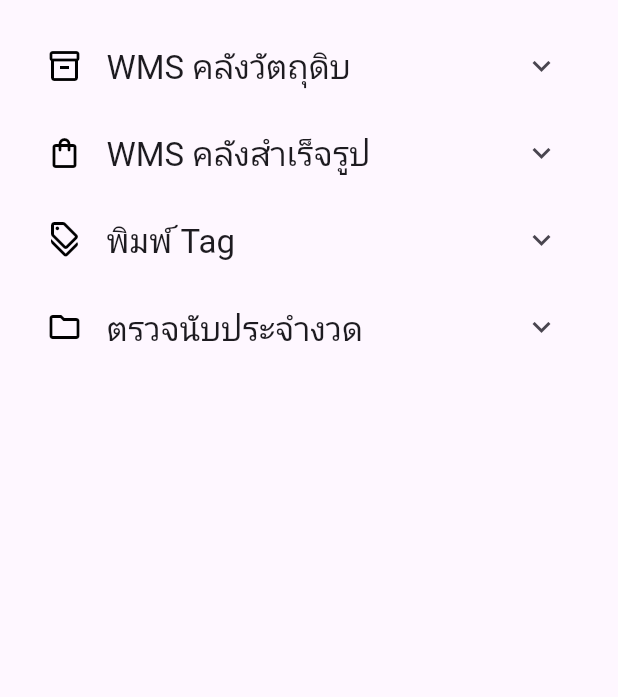
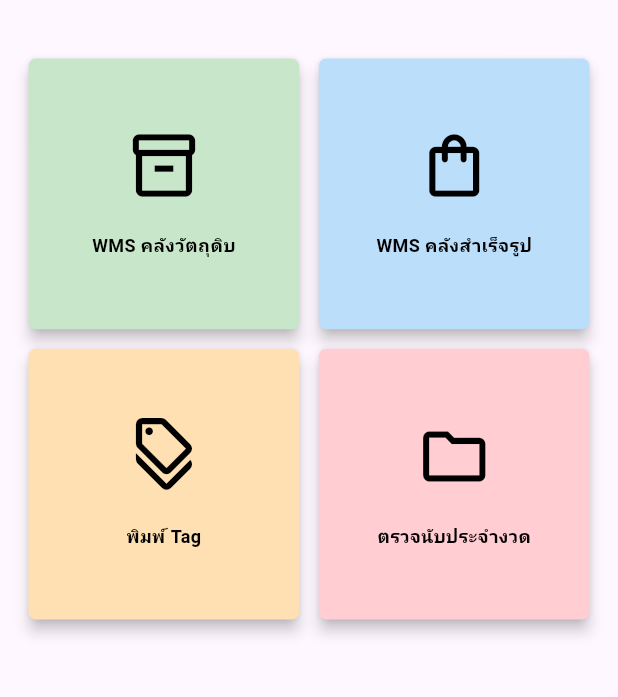
Before and after one commit to tanpan555/WMS_ANDROID, a Flutter app: the MyHomePage screen opened directly, on a phone screen of 412 x 824 dp, the part 84-781 px from its top. Run offline on Flutter 3.47's test engine with Material 3 defaults, Android fonts, the phone set to English and light mode, and no system bars; our stand-ins replace font_awesome_flutter; missing offline and left inert: qr_code_scanner.

Commit message:
no message

```diff
--- a/MyApp/lib/main.dart
+++ b/MyApp/lib/main.dart
@@ -3,6 +3,8 @@
 import 'drawer.dart'; // Import the new drawer file
 import 'appbar.dart'; // Import the custom AppBar
 import 'Login.dart'; // Import the LoginPage
+import 'card1.dart'; // Import the card1.dart page
+// import 'bottombar.dart';
 
 void main() {
   runApp(const MyApp());
@@ -19,6 +21,8 @@
         '/': (context) => const MyHomePage(),
         '/ssindt01Card': (context) => const Ssindt01Card(),
         '/login': (context) => LoginPage(),
+        '/card1': (context) =>
+            Card1Page(), // Define the route for card1.dart page
         // Define other routes here if needed
       },
     );
@@ -42,236 +46,89 @@
 
   @override
   Widget build(BuildContext context) {
+    // Define card data with colors
+    final List<Map<String, dynamic>> cards = [
+      {
+        'icon': Icons.inventory_2_outlined,
+        'title': 'WMS คลังวัตถุดิบ',
+        'color': Colors.green[100], // Light blue color
+        'route': '/card1', // Route to navigate on tap
+      },
+      {
+        'icon': Icons.shopping_bag_outlined,
+        'title': 'WMS คลังสำเร็จรูป',
+        'color': Colors.blue[100], // Light green color
+      },
+      {
+        'icon': Icons.discount_outlined,
+        'title': 'พิมพ์ Tag',
+        'color': Colors.orange[100], // Light orange color
+      },
+      {
+        'icon': Icons.folder_outlined,
+        'title': 'ตรวจนับประจำงวด',
+        'color': Colors.red[100], // Light red color
+      },
+    ];
+
     return Scaffold(
       appBar: const CustomAppBar(), // Using default title here
       drawer: const CustomDrawer(),
       body: ListView(
         padding: const EdgeInsets.all(15.0),
         children: [
-          ExpansionTile(
-            leading: const Icon(
-              Icons.inventory_2_outlined,
-              color: Colors.black,
+          // Your existing ExpansionTile widgets here...
+
+          // 2x2 Grid of cards
+          const SizedBox(height: 20), // Spacing above the grid
+          GridView.builder(
+            shrinkWrap: true,
+            physics: NeverScrollableScrollPhysics(),
+            gridDelegate: SliverGridDelegateWithFixedCrossAxisCount(
+              crossAxisCount: 2, // Number of columns
+              crossAxisSpacing: 5, // Horizontal spacing between cards
+              mainAxisSpacing: 5, // Vertical spacing between cards
+              childAspectRatio: 1.0, // Aspect ratio for each card
             ),
-            title: Text(
-              'WMS คลังวัตถุดิบ',
-              style: Theme.of(context).textTheme.titleLarge,
-            ),
-            children: <Widget>[
-              ListTile(
-                leading: const Icon(
-                  Icons.arrow_circle_right_outlined,
+            itemCount: cards.length, // Number of cards
+            itemBuilder: (context, index) {
+              final card = cards[index];
+              return InkWell(
+                onTap: () {
+                  if (card.containsKey('route')) {
+                    _navigateToPage(context, card['route']);
+                  }
+                },
+                child: Card(
+                  elevation: 4.0,
+                  color: card['color'], // Set the background color of the card
+                  shape: RoundedRectangleBorder(
+                    borderRadius: BorderRadius.circular(
+                        5), // Adjust the border radius here
+                  ),
+                  child: Column(
+                    mainAxisAlignment: MainAxisAlignment.center,
+                    children: [
+                      Icon(
+                        card['icon'],
+                        size: 50, // Size of the icon
+                        color: Colors.black,
+                      ),
+                      const SizedBox(height: 20), // Space between icon and text
+                      Text(
+                        card['title'],
+                        style: const TextStyle(
+                          fontSize: 12,
+                          color: Colors.black,
+                          fontWeight: FontWeight.bold,
+                        ),
+                      ),
+                    ],
+                  ),
                 ),
-                title: const Text('รับจากการสั่งซื้อ'),
-                onTap: () {
-                  _navigateToPage(context, '/ssindt01Card');
-                },
-              ),
-              ListTile(
-                leading: const Icon(
-                  Icons.arrow_circle_right_outlined,
-                ),
-                title: const Text('รับตรง (ไม่อ้าง PO)'),
-                onTap: () {
-                  // _navigateToPage(context, '/ssindt01Card');
-                },
-              ),
-              ListTile(
-                leading: const Icon(
-                  Icons.arrow_circle_right_outlined,
-                ),
-                title: const Text('Move Locator'),
-                onTap: () {
-                  // _navigateToPage(context, '/ssindt01Card');
-                },
-              ),
-              ListTile(
-                leading: const Icon(
-                  Icons.arrow_circle_right_outlined,
-                ),
-                title: const Text('Move Warehouse'),
-                onTap: () {
-                  // _navigateToPage(context, '/ssindt01Card');
-                },
-              ),
-              ListTile(
-                leading: const Icon(
-                  Icons.arrow_circle_right_outlined,
-                ),
-                title: const Text('เบิกจ่าย'),
-                onTap: () {
-                  // _navigateToPage(context, '/ssindt01Card');
-                },
-              ),
-              ListTile(
-                leading: const Icon(
-                  Icons.assignment_outlined,
-                ),
-                title: const Text('ตรวจนับ'),
-                onTap: () {
-                  // _navigateToPage(context, '/ssindt01Card');
-                },
-              ),
-              ListTile(
-                leading: const Icon(
-                  Icons.repeat,
-                ),
-                title: const Text('รับคืนจากการเบิกผลิตเพื่อผลผลิต'),
-                onTap: () {
-                  // _navigateToPage(context, '/ssindt01Card');
-                },
-              ),
-              // Add more ListTiles here if needed
-            ],
+              );
+            },
           ),
-          ExpansionTile(
-            leading: const Icon(
-              Icons.shopping_bag_outlined,
-              color: Colors.black,
-            ),
-            title: Text(
-              'WMS คลังสำเร็จรูป',
-              style: Theme.of(context).textTheme.titleLarge,
-            ),
-            children: <Widget>[
-              ListTile(
-                leading: const Icon(
-                  Icons.arrow_circle_right_outlined,
-                ),
-                title: const Text('รับจากการผลิต'),
-                onTap: () {
-                  // _navigateToPage(context, '/ssindt01Card');
-                },
-              ),
-              ListTile(
-                leading: const Icon(
-                  Icons.arrow_circle_right_outlined,
-                ),
-                title: const Text('รับตรง (ไม่อ้าง PO)'),
-                onTap: () {
-                  // _navigateToPage(context, '/ssindt01Card');
-                },
-              ),
-              ListTile(
-                leading: const Icon(
-                  Icons.arrow_circle_right_outlined,
-                ),
-                title: const Text('Move Locator'),
-                onTap: () {
-                  // _navigateToPage(context, '/ssindt01Card');
-                },
-              ),
-              ListTile(
-                leading: const Icon(
-                  Icons.arrow_circle_right_outlined,
-                ),
-                title: const Text('Move Warehouse'),
-                onTap: () {
-                  // _navigateToPage(context, '/ssindt01Card');
-                },
-              ),
-              ListTile(
-                leading: const Icon(
-                  Icons.arrow_circle_right_outlined,
-                ),
-                title: const Text('เบิกจ่าย'),
-                onTap: () {
-                  // _navigateToPage(context, '/ssindt01Card');
-                },
-              ),
-              ListTile(
-                leading: const Icon(
-                  Icons.arrow_circle_right_outlined,
-                ),
-                title: const Text('ตรวจนับ'),
-                onTap: () {
-                  // _navigateToPage(context, '/ssindt01Card');
-                },
-              ),
-              // Add more ListTiles here if needed
-            ],
-          ),
-          ExpansionTile(
-            leading: const Icon(
-              Icons.discount_outlined,
-              color: Colors.black,
-            ),
-            title: Text(
-              'พิมพ์ Tag',
-              style: Theme.of(context).textTheme.titleLarge,
-            ),
-            children: <Widget>[
-              ListTile(
-                leading: const Icon(
-                  Icons.label_important_outline_rounded,
-                ),
-                title: const Text('Gen FG-Tag'),
-                onTap: () {
-                  // _navigateToPage(context, '/ssindt01Card');
-                },
-              ),
-              ListTile(
-                leading: const Icon(
-                  Icons.print_outlined,
-                ),
-                title: const Text('Reprint Tag ม้วน'),
-                onTap: () {
-                  // _navigateToPage(context, '/ssindt01Card');
-                },
-              ),
-              // Add more ListTiles here if needed
-            ],
-          ),
-          ExpansionTile(
-            leading: const Icon(
-              Icons.folder_outlined,
-              color: Colors.black,
-            ),
-            title: Text(
-              'ตรวจนับประจำงวด',
-              style: Theme.of(context).textTheme.titleLarge,
-            ),
-            children: <Widget>[
-              ListTile(
-                leading: const Icon(
-                  Icons.arrow_circle_right_outlined,
-                ),
-                title: const Text('ประมวลผลก่อนตรวจนับ'),
-                onTap: () {
-                  // _navigateToPage(context, '/ssindt01Card');
-                },
-              ),
-              ListTile(
-                leading: const Icon(
-                  Icons.arrow_circle_right_outlined,
-                ),
-                title: const Text('บันทึกตรวจนับ'),
-                onTap: () {
-                  // _navigateToPage(context, '/ssindt01Card');
-                },
-              ),
-              ListTile(
-                leading: const Icon(
-                  Icons.arrow_circle_right_outlined,
-                ),
-                title: const Text('รายงานเตรียมตรวจนับ'),
-                onTap: () {
-                  // _navigateToPage(context, '/ssindt01Card');
-                },
-              ),
-              ListTile(
-                leading: const Icon(
-                  Icons.arrow_circle_right_outlined,
-                ),
-                title: const Text('รายงานตรวจนับ'),
-                onTap: () {
-                  // _navigateToPage(context, '/ssindt01Card');
-                },
-              ),
-              // Add more ListTiles here if needed
-            ],
-          ),
-          // Add other widgets here if needed
         ],
       ),
     );
```
Also changed, not shown: MyApp/lib/card1.dart (added, +102 -0 lines).
